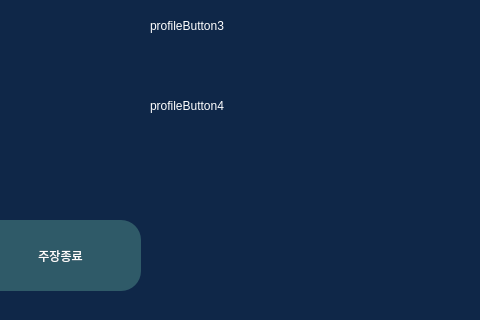
Apex-LogiCourt/pi5-local-app, file core/ui/qt_designer/prosecutorWindow.ui: the form before one commit; both pictures show x 230 to 710 and y 400 to 720 of the 1280 by 720 pixel window.
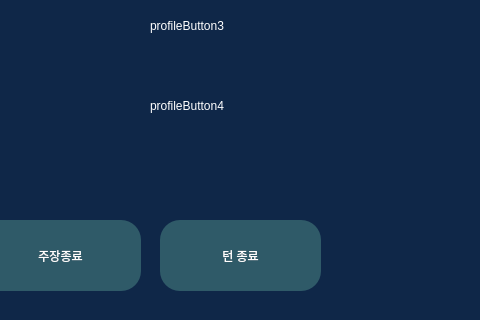
The form after the commit. Icons and pictures are not drawn.

Commit message: feat: 공용윈도우 버튼이벤트 처리

```diff
--- a/core/ui/qt_designer/prosecutorWindow.ui
+++ b/core/ui/qt_designer/prosecutorWindow.ui
@@ -382,6 +382,38 @@
     <string>profileButton4</string>
    </property>
   </widget>
+  <widget class="QPushButton" name="turnButton">
+   <property name="geometry">
+    <rect>
+     <x>390</x>
+     <y>620</y>
+     <width>161</width>
+     <height>71</height>
+    </rect>
+   </property>
+   <property name="styleSheet">
+    <string notr="true">QPushButton{
+	background-color: rgb(47, 90, 104);
+	color: rgb(255, 254, 254);
+	border-radius: 20px;
+	font: 20pt &quot;나눔고딕 ExtraBold&quot;;
+}
+
+QPushButton:hover{
+	background-color: rgb(67, 129, 148);
+	border-radius: 20px;
+	font: 24pt &quot;나눔고딕 ExtraBold&quot;;
+}
+QPushButton:pressed{
+	background-color: rgb(0, 123, 255);
+	border-radius: 20px;
+	font: 24pt &quot;나눔고딕 ExtraBold&quot;;
+}</string>
+   </property>
+   <property name="text">
+    <string>턴 종료</string>
+   </property>
+  </widget>
  </widget>
  <resources>
   <include location="assets/resource.qrc"/>
```
The commit also changes 2 other files.
